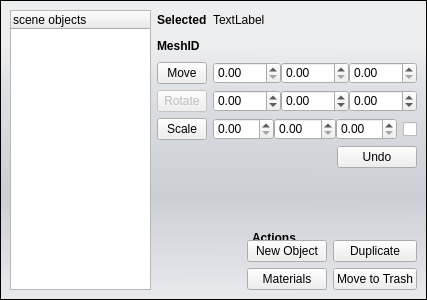
Before: the Qt Designer form bin/pymodules/editgui/editobject.ui in realXtend/tundra, drawn with Qt 5.
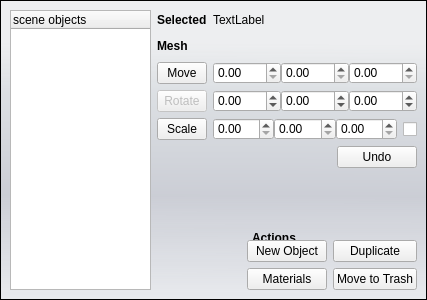
After: the same form once the commit is applied.

Commit message: fix a typo in material assignment gui code, now it actually works, yay! also restructured the code a bit, also in future work we should refactor the monster 'main' class here to several smaller and put those to separate files etc (like separate the code that handles the 2d gui panels, and what handles the 3d manipulation widgets etc).

```diff
--- a/bin/pymodules/editgui/editobject.ui
+++ b/bin/pymodules/editgui/editobject.ui
@@ -166,7 +166,7 @@
                </font>
               </property>
               <property name="text">
-               <string>MeshID</string>
+               <string>Mesh</string>
               </property>
              </widget>
             </item>
```
The commit also changes 1 other file.
